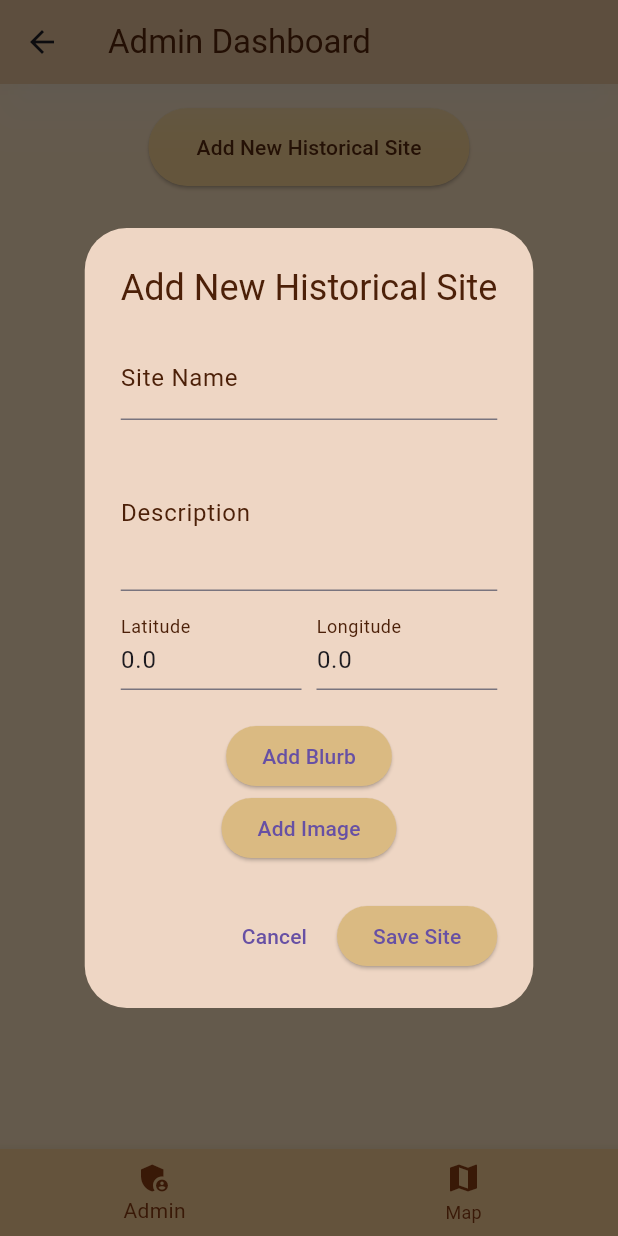
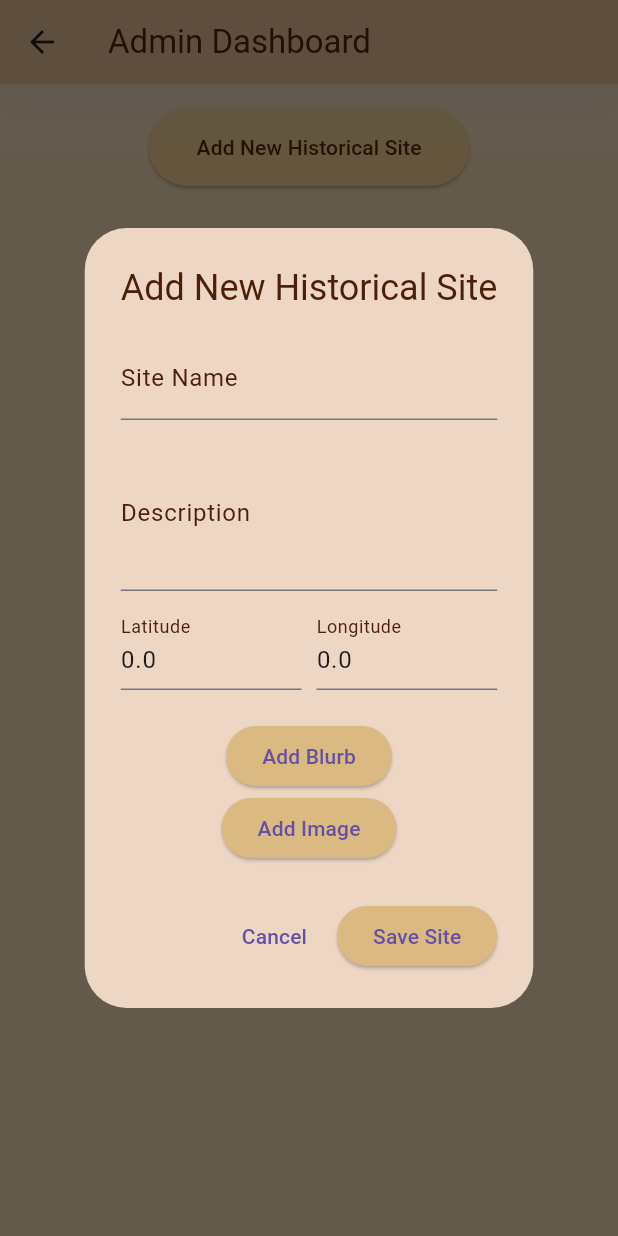
Before and after one commit to mgoadric/FaulknerFootsteps, a Flutter app: the AdminListPage screen opened directly, after a tap on "Add New Historical Site", on a phone screen of 412 x 824 dp. Run offline on Flutter 3.47's test engine with Material 3 defaults, Android fonts, the phone set to English and light mode, and no system bars; our stand-ins replace audioplayers, cloud_firestore, firebase_auth, firebase_core, firebase_storage, flutter_map and 5 more; missing offline and left inert: firebase_ui_auth, swipe_image_gallery; accounts and stored records are empty; Roboto replaces fonts that are missing (Ultra).

Commit message:
Fixed Admin page to no longer have the Map on bottom bar, other issues
Admin page no longer has the non-needed bottom bar and is now working, resolved other smaller formatting bugs.

```diff
--- a/faulkner_footsteps/lib/pages/admin_page.dart
+++ b/faulkner_footsteps/lib/pages/admin_page.dart
@@ -4,7 +4,6 @@ import 'dart:io';
 import 'package:faulkner_footsteps/app_state.dart';
 import 'package:faulkner_footsteps/objects/hist_site.dart';
 import 'package:faulkner_footsteps/objects/info_text.dart';
-import 'package:faulkner_footsteps/pages/map_display.dart';
 import 'package:firebase_storage/firebase_storage.dart';
 import 'package:flutter/material.dart';
 import 'package:flutter/services.dart';
@@ -24,7 +23,6 @@ class AdminListPage extends StatefulWidget {
 
 class _AdminListPageState extends State<AdminListPage> {
   late Timer updateTimer;
-  int _selectedIndex = 0;
   File? image;
   final storage = FirebaseStorage.instance;
   final storageRef = FirebaseStorage.instance.ref();
@@ -96,25 +94,6 @@ class _AdminListPageState extends State<AdminListPage> {
       }
     });
     return path; //path is what we will store in firebase
-  }
-
-  void _onItemTapped(int index) {
-    if (index == 1) {
-      Navigator.push(
-        context,
-        MaterialPageRoute(
-          builder: (context) => MapDisplay(
-            currentPosition: const LatLng(2, 2),
-            initialPosition: const LatLng(2, 2),
-            appState: widget.app_state,
-          ),
-        ),
-      );
-    } else {
-      setState(() {
-        _selectedIndex = index;
-      });
-    }
   }
 
   Future<void> _showAddSiteDialog() async {
@@ -756,36 +735,13 @@ class _AdminListPageState extends State<AdminListPage> {
         elevation: 12.0,
         shadowColor: const Color.fromARGB(135, 255, 255, 255),
         title: Text(
-          _selectedIndex == 0 ? "Admin Dashboard" : "Map Display",
+          "Admin Dashboard",
           style: GoogleFonts.ultra(
             textStyle: const TextStyle(color: Color.fromARGB(255, 76, 32, 8)),
           ),
         ),
       ),
-      body: _selectedIndex == 0
-          ? _buildAdminContent()
-          : MapDisplay(
-              currentPosition: const LatLng(2, 2),
-              initialPosition: const LatLng(2, 2),
-              appState: widget.app_state,
-            ),
-      bottomNavigationBar: BottomNavigationBar(
-        backgroundColor: const Color.fromARGB(255, 218, 180, 130),
-        selectedItemColor: const Color.fromARGB(255, 124, 54, 16),
-        unselectedItemColor: const Color.fromARGB(255, 124, 54, 16),
-        items: const [
-          BottomNavigationBarItem(
-            icon: Icon(Icons.admin_panel_settings),
-            label: 'Admin',
-          ),
-          BottomNavigationBarItem(
-            icon: Icon(Icons.map),
-            label: 'Map',
-          ),
-        ],
-        currentIndex: _selectedIndex,
-        onTap: _onItemTapped,
-      ),
+      body: _buildAdminContent(),
     );
   }
 
```
